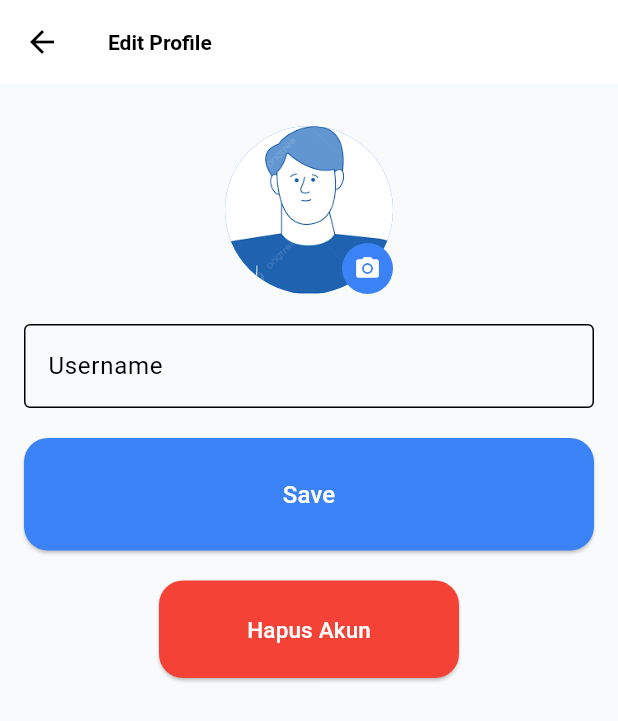
After one commit to alysasari/Car_rental_app, a Flutter app: the ProfileScreen screen opened directly, after a tap on the "edit" icon, on a phone screen of 412 x 824 dp. The commit adds this screen. Shown: the top 721 px of the screen. Run offline on Flutter 3.47's test engine with Material 3 defaults, Android fonts, the phone set to English and light mode, and no system bars; our stand-ins replace animate_do, flutter_animate, flutter_local_notifications, flutter_map, geolocator, google_fonts and 7 more; missing offline and left inert: encrypt; accounts and stored records are empty.

Commit message:
edit profile

```diff
--- /dev/null
+++ b/lib/screens/edit_profile_screen.dart
@@ -0,0 +1,272 @@
+import 'dart:io' as dart_io;
+import 'package:flutter/material.dart';
+import 'package:image_picker/image_picker.dart';
+import 'package:shared_preferences/shared_preferences.dart';
+import 'package:car_rental_project/services/auth_service.dart';
+import 'package:car_rental_project/utils/session_manager.dart';
+import 'package:car_rental_project/database/database_helper.dart';
+import 'package:permission_handler/permission_handler.dart';
+
+class EditProfileScreen extends StatefulWidget {
+  const EditProfileScreen({super.key});
+
+  @override
+  State<EditProfileScreen> createState() => _EditProfileScreenState();
+}
+
+class _EditProfileScreenState extends State<EditProfileScreen> {
+  final TextEditingController _usernameController = TextEditingController();
+  String? _photoPath;
+
+  @override
+  void initState() {
+    super.initState();
+    _loadData();
+  }
+
+  Future<void> _loadData() async {
+    final prefs = await SharedPreferences.getInstance();
+    _usernameController.text = prefs.getString('userName') ?? '';
+    setState(() {
+      _photoPath = prefs.getString('profile_photo');
+    });
+  }
+
+  Future<void> _pickPhotoFrom(ImageSource source) async {
+    // request runtime permission first
+    final ok = await _requestPermissionFor(source);
+    if (!ok) {
+      if (!mounted) return;
+      ScaffoldMessenger.of(context).showSnackBar(const SnackBar(content: Text('Izin tidak diberikan')));
+      return;
+    }
+
+    final picker = ImagePicker();
+    final picked = await picker.pickImage(source: source, imageQuality: 80);
+
+    if (picked != null) {
+      final prefs = await SharedPreferences.getInstance();
+      await prefs.setString('profile_photo', picked.path);
+
+      setState(() {
+        _photoPath = picked.path;
+      });
+    }
+  }
+
+  Future<bool> _requestPermissionFor(ImageSource source) async {
+    try {
+      if (source == ImageSource.camera) {
+        final status = await Permission.camera.request();
+        return status.isGranted;
+      } else {
+        // gallery
+        if (dart_io.Platform.isIOS) {
+          final status = await Permission.photos.request();
+          return status.isGranted;
+        } else {
+          // Android: request storage (legacy) and try photos/read media images
+          final storageStatus = await Permission.storage.request();
+          if (storageStatus.isGranted) return true;
+          final photosStatus = await Permission.photos.request();
+          if (photosStatus.isGranted) return true;
+          // as fallback try manage external storage (may need special access)
+          final manageStatus = await Permission.manageExternalStorage.request();
+          return manageStatus.isGranted;
+        }
+      }
+    } catch (e) {
+      return false;
+    }
+  }
+
+  Future<void> _showPickOptions() async {
+    if (!mounted) return;
+
+    showModalBottomSheet<void>(
+      context: context,
+      builder: (ctx) {
+        return SafeArea(
+          child: Column(
+            mainAxisSize: MainAxisSize.min,
+            children: [
+              ListTile(
+                leading: const Icon(Icons.camera_alt),
+                title: const Text('Camera'),
+                onTap: () {
+                  Navigator.of(ctx).pop();
+                  _pickPhotoFrom(ImageSource.camera);
+                },
+              ),
+              ListTile(
+                leading: const Icon(Icons.photo_library),
+                title: const Text('Gallery'),
+                onTap: () {
+                  Navigator.of(ctx).pop();
+                  _pickPhotoFrom(ImageSource.gallery);
+                },
+              ),
+              ListTile(
+                leading: const Icon(Icons.close),
+                title: const Text('Cancel'),
+                onTap: () => Navigator.of(ctx).pop(),
+              ),
+            ],
+          ),
+        );
+      },
+    );
+  }
+
+  Future<void> _save() async {
+    final prefs = await SharedPreferences.getInstance();
+    final newName = _usernameController.text.trim();
+    await prefs.setString('userName', newName);
+
+    final idStr = prefs.getString('id');
+    if (idStr != null) {
+      final id = int.tryParse(idStr);
+      if (id != null) {
+        try {
+          await DatabaseHelper.instance.updateUserName(id, newName);
+        } catch (_) {
+        }
+      }
+    }
+
+    if (!mounted) return;
+    Navigator.of(context).pop(true);
+  }
+
+  Future<void> _confirmAndDeleteAccount() async {
+    final confirm = await showDialog<bool>(
+      context: context,
+      builder: (ctx) => AlertDialog(
+        title: const Text('Hapus Akun'),
+        content: const Text('Aksi ini akan menghapus akun Anda secara permanen. Lanjutkan?'),
+        actions: [
+          TextButton(onPressed: () => Navigator.of(ctx).pop(false), child: const Text('Batal')),
+          TextButton(onPressed: () => Navigator.of(ctx).pop(true), child: const Text('Hapus', style: TextStyle(color: Colors.red))),
+        ],
+      ),
+    );
+
+    if (confirm != true) return;
+
+    final prefs = await SharedPreferences.getInstance();
+    final idStr = prefs.getString('id');
+    if (idStr == null) {
+      if (!mounted) return;
+      ScaffoldMessenger.of(context).showSnackBar(const SnackBar(content: Text('Tidak dapat menemukan akun saat ini.')));
+      return;
+    }
+
+    final id = int.tryParse(idStr);
+    if (id == null) {
+      if (!mounted) return;
+      ScaffoldMessenger.of(context).showSnackBar(const SnackBar(content: Text('ID pengguna tidak valid.')));
+      return;
+    }
+
+    final ok = await AuthService.deleteAccount(id);
+    if (ok) {
+      await prefs.remove('profile_photo');
+      await SessionManager.clearSession();
+      if (!mounted) return;
+      Navigator.pushNamedAndRemoveUntil(context, '/login', (r) => false);
+    } else {
+      if (!mounted) return;
+      ScaffoldMessenger.of(context).showSnackBar(const SnackBar(content: Text('Gagal menghapus akun.')));
+    }
+  }
+
+  @override
+  void dispose() {
+    _usernameController.dispose();
+    super.dispose();
+  }
+
+  @override
+  Widget build(BuildContext context) {
+    return Scaffold(
+      appBar: AppBar(
+        title: const Text('Edit Profile'),
+      ),
+      body: SingleChildScrollView(
+        padding: const EdgeInsets.all(16.0),
+        child: Center(
+          child: ConstrainedBox(
+            constraints: const BoxConstraints(maxWidth: 420),
+            child: Column(
+              mainAxisSize: MainAxisSize.min,
+              crossAxisAlignment: CrossAxisAlignment.center,
+              children: [
+                const SizedBox(height: 12),
+                Stack(
+                  alignment: Alignment.bottomRight,
+                  children: [
+                    CircleAvatar(
+                      radius: 56,
+                        backgroundImage: _photoPath != null && dart_io.File(_photoPath!).existsSync()
+                          ? FileImage(dart_io.File(_photoPath!)) as ImageProvider
+                          : const AssetImage('assets/images/profile.png'),
+                    ),
+                    InkWell(
+                      onTap: _showPickOptions,
+                      child: Container(
+                        padding: const EdgeInsets.all(8),
+                        decoration: BoxDecoration(
+                          color: Theme.of(context).colorScheme.primary,
+                          shape: BoxShape.circle,
+                        ),
+                        child: const Icon(Icons.camera_alt, color: Colors.white, size: 18),
+                      ),
+                    )
+                  ],
+                ),
+                const SizedBox(height: 20),
+                SizedBox(
+                  width: double.infinity,
+                  child: TextField(
+                    controller: _usernameController,
+                    decoration: const InputDecoration(
+                      labelText: 'Username',
+                      border: OutlineInputBorder(),
+                    ),
+                  ),
+                ),
+                const SizedBox(height: 20),
+                SizedBox(
+                  width: double.infinity,
+                  child: ElevatedButton(
+                    onPressed: _save,
+                    child: const Padding(
+                      padding: EdgeInsets.symmetric(vertical: 14),
+                      child: Text('Save', style: TextStyle(fontSize: 16)),
+                    ),
+                  ),
+                ),
+                const SizedBox(height: 20),
+                SizedBox(
+                  width: 200,
+                  child: ElevatedButton(
+                    onPressed: _confirmAndDeleteAccount,
+                    style: ElevatedButton.styleFrom(
+                      backgroundColor: Colors.red,
+                      minimumSize: const Size.fromHeight(44),
+                    ),
+                    child: const Padding(
+                      padding: EdgeInsets.symmetric(vertical: 10),
+                      child: Text('Hapus Akun', style: TextStyle(fontSize: 15, color: Colors.white)),
+                    ),
+                  ),
+                ),
+                const SizedBox(height: 20),
+              ],
+            ),
+          ),
+        ),
+      ),
+    );
+  }
+}
--- a/lib/screens/profile_screen.dart
+++ b/lib/screens/profile_screen.dart
@@ -1,7 +1,10 @@
+import 'dart:io';
 import 'package:car_rental_project/theme_provider.dart';
 import 'package:flutter/material.dart';
 import 'package:provider/provider.dart';
 import 'package:shared_preferences/shared_preferences.dart';
+import 'package:car_rental_project/utils/session_manager.dart';
+import 'edit_profile_screen.dart';
 
 class ProfileScreen extends StatefulWidget {
   const ProfileScreen({super.key});
@@ -13,6 +16,7 @@ class ProfileScreen extends StatefulWidget {
 class _ProfileScreenState extends State<ProfileScreen> {
   String userName = '';
   String userEmail = '';
+  String? profilePhotoPath;
 
   @override
   void initState() {
@@ -25,12 +29,12 @@ class _ProfileScreenState extends State<ProfileScreen> {
     setState(() {
       userName = prefs.getString('userName') ?? 'Bunga';
       userEmail = prefs.getString('userEmail') ?? 'bunga@gmail.com';
+      profilePhotoPath = prefs.getString('profile_photo');
     });
   }
 
   Future<void> _logout() async {
-    final prefs = await SharedPreferences.getInstance();
-    await prefs.clear();
+    await SessionManager.clearSession();
     if (mounted) {
       Navigator.pushReplacementNamed(context, '/login');
     }
@@ -69,12 +73,15 @@ class _ProfileScreenState extends State<ProfileScreen> {
               ),
               child: Row(
                 children: [
-                  const CircleAvatar(
+                  CircleAvatar(
                     radius: 40,
-                    backgroundImage: AssetImage('assets/images/profile.png'),
+                    backgroundImage: profilePhotoPath != null && File(profilePhotoPath!).existsSync()
+                        ? FileImage(File(profilePhotoPath!)) as ImageProvider
+                        : const AssetImage('assets/images/profile.png'),
                   ),
                   const SizedBox(width: 20),
-                  Column(
+                  Expanded(
+                    child: Column(
                       crossAxisAlignment: CrossAxisAlignment.start,
                       children: [
                         Text(
@@ -94,6 +101,19 @@ class _ProfileScreenState extends State<ProfileScreen> {
                           ),
                         ),
                       ],
+                    ),
+                  ),
+                  IconButton(
+                    onPressed: () async {
+                      final updated = await Navigator.push<bool?>(
+                        context,
+                        MaterialPageRoute(builder: (_) => const EditProfileScreen()),
+                      );
+                      if (updated == true) {
+                        _loadUserData();
+                      }
+                    },
+                    icon: const Icon(Icons.edit, color: Colors.white),
                   ),
                 ],
               ),
--- a/lib/utils/session_manager.dart
+++ b/lib/utils/session_manager.dart
@@ -29,7 +29,9 @@ class SessionManager {
 
   static Future<void> clearSession() async {
     final prefs = await SharedPreferences.getInstance();
-    await prefs.clear();
+    await prefs.remove(_kId);
+    await prefs.remove(_kName);
+    await prefs.remove(_kEmail);
   }
 
   static Future<bool> isLoggedIn() async {
--- a/pubspec.yaml
+++ b/pubspec.yaml
@@ -56,6 +56,7 @@ dependencies:
   provider: ^6.0.5
   flutter_animate: ^4.5.0
   animate_do: ^3.0.2
+  image_picker: ^0.8.7+5
 
   flutter_localizations:
     sdk: flutter
```
Also changed, not shown: lib/database/database_helper.dart (+10 -0 lines), lib/screens/login_screen.dart (+12 -1 lines), lib/screens/register_screen.dart (+6 -1 lines), lib/services/auth_service.dart (+12 -1 lines), pubspec.lock, 7 other files. Lines whose indentation alone changed are shown as unchanged.
